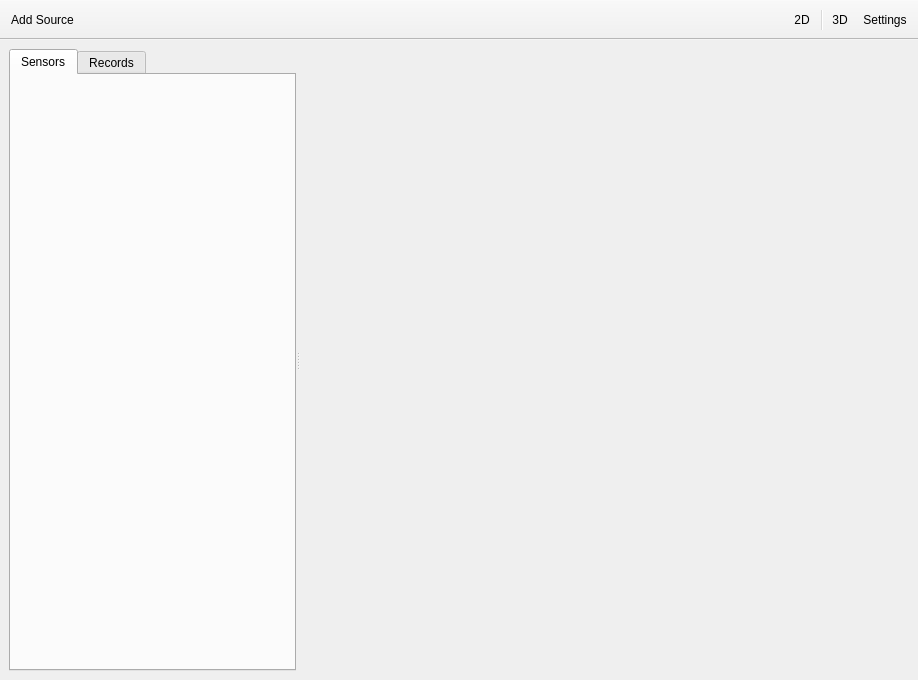
Old version of the form applications/viewer/radiumViewer6/MainWindow.ui in the repository T-PLAY/hub.
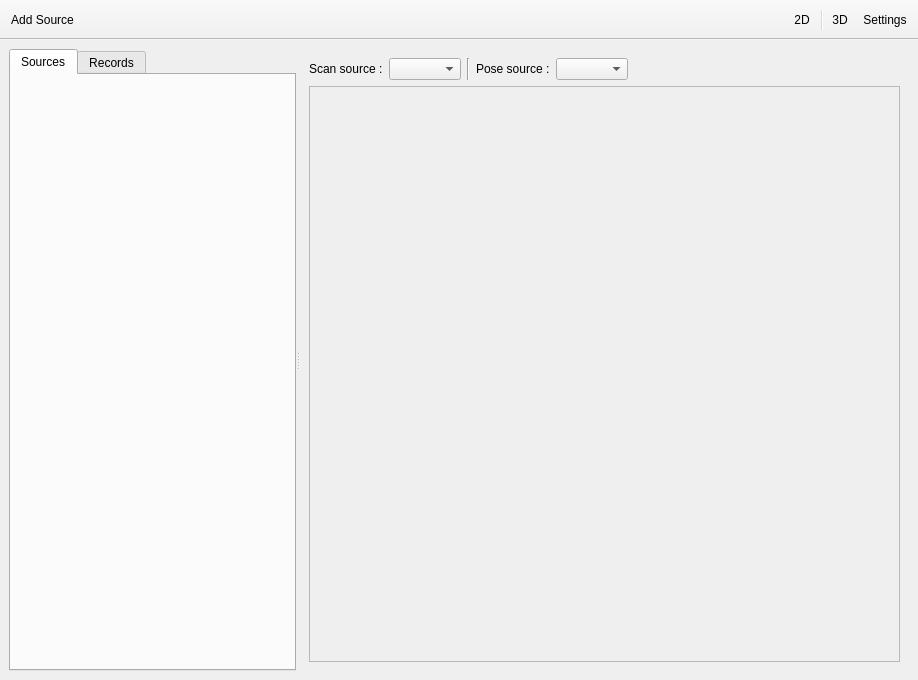
New version of the form.

Commit message: update stream view

```diff
--- a/applications/viewer/radiumViewer6/MainWindow.ui
+++ b/applications/viewer/radiumViewer6/MainWindow.ui
@@ -65,7 +65,7 @@
        </property>
        <widget class="QWidget" name="tabSensors">
         <attribute name="title">
-         <string>Sensors</string>
+         <string>Sources</string>
         </attribute>
         <layout class="QVBoxLayout" name="verticalLayout_2">
          <property name="leftMargin">
@@ -154,7 +154,78 @@
         </layout>
        </widget>
        <widget class="QWidget" name="page3D">
-        <layout class="QVBoxLayout" name="verticalLayout_5"/>
+        <layout class="QVBoxLayout" name="verticalLayout_5">
+         <item>
+          <layout class="QHBoxLayout" name="horizontalLayout">
+           <item>
+            <widget class="QLabel" name="label">
+             <property name="sizePolicy">
+              <sizepolicy hsizetype="Preferred" vsizetype="Preferred">
+               <horstretch>0</horstretch>
+               <verstretch>0</verstretch>
+              </sizepolicy>
+             </property>
+             <property name="text">
+              <string>Scan source :</string>
+             </property>
+            </widget>
+           </item>
+           <item>
+            <widget class="QComboBox" name="comboBox_scan"/>
+           </item>
+           <item>
+            <widget class="Line" name="line">
+             <property name="orientation">
+              <enum>Qt::Vertical</enum>
+             </property>
+            </widget>
+           </item>
+           <item>
+            <widget class="QLabel" name="label_2">
+             <property name="text">
+              <string>Pose source :</string>
+             </property>
+            </widget>
+           </item>
+           <item>
+            <widget class="QComboBox" name="comboBox_pose"/>
+           </item>
+           <item>
+            <spacer name="horizontalSpacer">
+             <property name="orientation">
+              <enum>Qt::Horizontal</enum>
+             </property>
+             <property name="sizeHint" stdset="0">
+              <size>
+               <width>40</width>
+               <height>20</height>
+              </size>
+             </property>
+            </spacer>
+           </item>
+          </layout>
+         </item>
+         <item>
+          <layout class="QVBoxLayout" name="verticalLayout_3dView">
+           <item>
+            <widget class="QFrame" name="frame">
+             <property name="sizePolicy">
+              <sizepolicy hsizetype="Preferred" vsizetype="Expanding">
+               <horstretch>0</horstretch>
+               <verstretch>0</verstretch>
+              </sizepolicy>
+             </property>
+             <property name="frameShape">
+              <enum>QFrame::StyledPanel</enum>
+             </property>
+             <property name="frameShadow">
+              <enum>QFrame::Raised</enum>
+             </property>
+            </widget>
+           </item>
+          </layout>
+         </item>
+        </layout>
        </widget>
       </widget>
      </widget>
```
Left out of the diff: 2 changed lines with no effect on the pictures. The commit also changes 16 other files.
